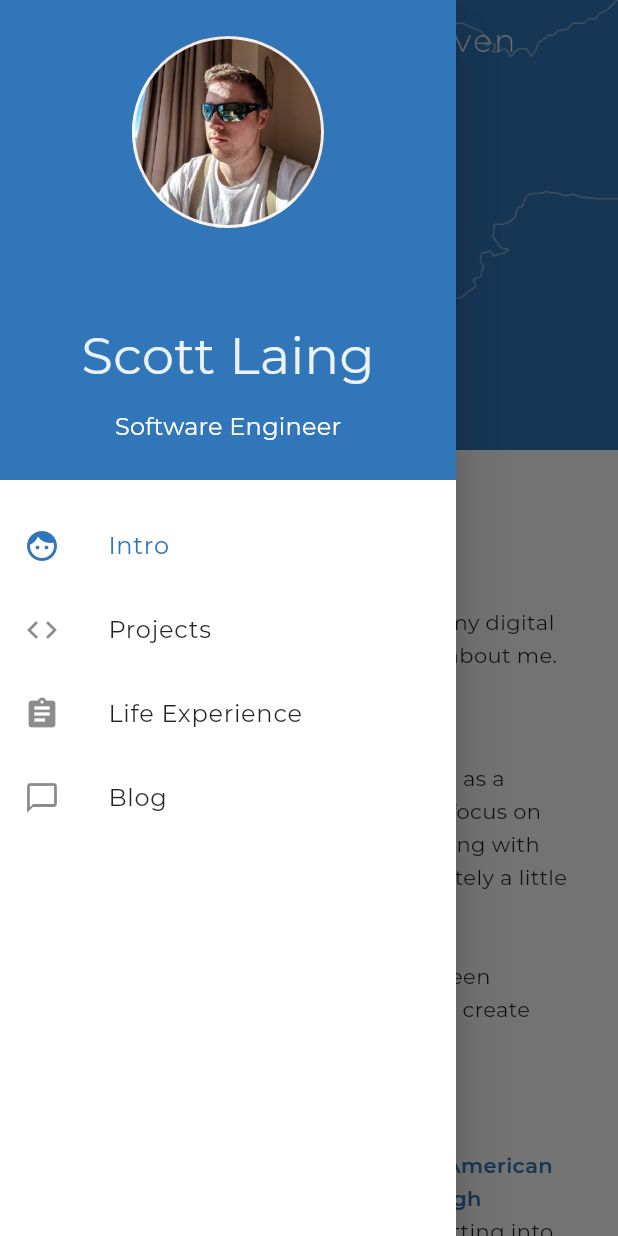
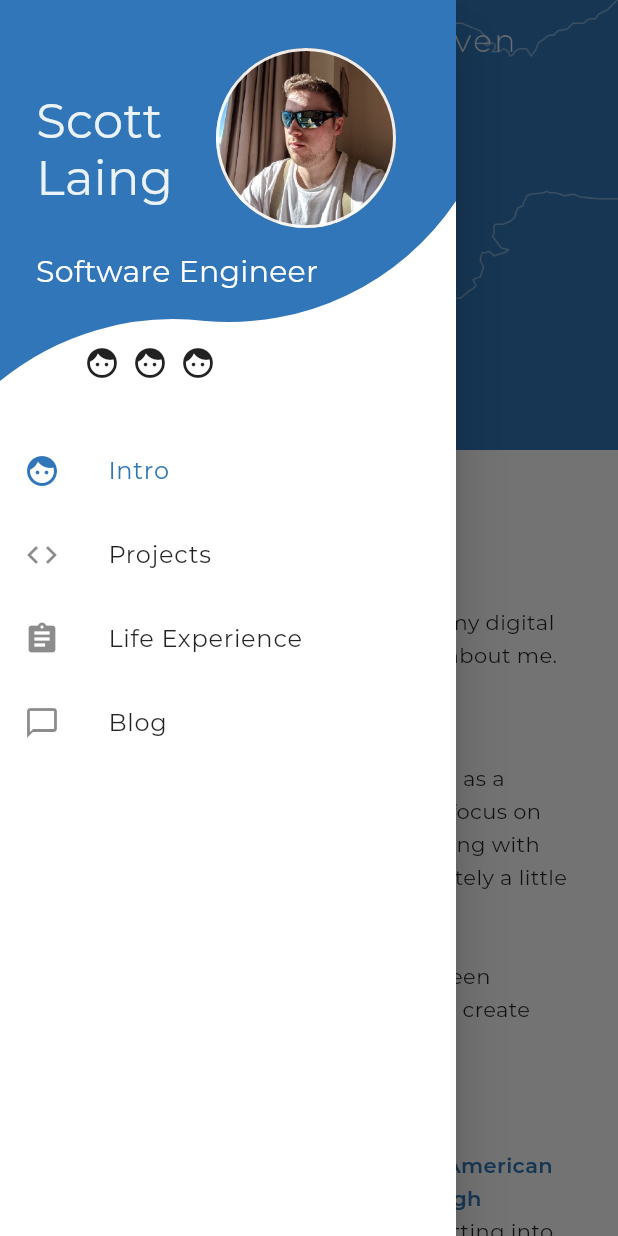
Before and after one commit to fifersheep/portfolio, a Flutter app: the screen it shows after launch, with the side drawer open, on a phone screen of 412 x 824 dp. Run offline on Flutter 3.47's test engine with Material 2 defaults, Android fonts, the phone set to English and light mode, and no system bars; our stand-ins replace auto_route, bloc, cloud_firestore, dartz, flutter_bloc, freezed_annotation and 3 more; accounts and stored records are empty.

Commit message:
add curve painter to nav header and adjust layout

```diff
--- a/lib/presentation/constants/strings.dart
+++ b/lib/presentation/constants/strings.dart
@@ -14,7 +14,7 @@ class Strings extends InheritedWidget {
 
   String get appTitle => 'Scott Laing - Portfolio';
 
-  String get navHeaderTitle => 'Scott Laing';
+  String get navHeaderTitle => 'Scott\nLaing';
   String get navHeaderSubtitle => 'Software Engineer';
 
   String get navItemIntro => 'Intro';
--- a/lib/presentation/core/navigation/navigation_header.dart
+++ b/lib/presentation/core/navigation/navigation_header.dart
@@ -3,17 +3,50 @@ import 'package:portfolio/presentation/constants/colors.dart';
 import 'package:portfolio/presentation/constants/images.dart';
 import 'package:portfolio/presentation/constants/strings.dart';
 
+import 'navigation_header_painter.dart';
+
 class NavigationHeader extends StatelessWidget {
   @override
-  Widget build(BuildContext context) => Container(
-        padding: const EdgeInsets.all(24),
-        margin: const EdgeInsets.only(bottom: 16),
-        color: Theme.of(context).primaryColor,
+  Widget build(BuildContext context) => Padding(
+        padding: const EdgeInsets.only(bottom: 32),
+        child: CustomPaint(
+          painter: NavigationHeaderPainter(Theme.of(context).primaryColor),
+          child: Container(
+            padding: const EdgeInsets.only(left: 24, top: 32, right: 24),
             child: Column(
-          children: <Widget>[
+              mainAxisAlignment: MainAxisAlignment.end,
+              crossAxisAlignment: CrossAxisAlignment.start,
+              children: [
+                nameAndFace(context),
+                description(context),
+                buttonBar,
+              ],
+            ),
+          ),
+        ),
+      );
+}
+
+Widget nameAndFace(BuildContext context) => Row(
+      children: [
         Container(
-              width: 128,
-              height: 128,
+          margin: const EdgeInsets.only(top: 16),
+          child: Text(
+            Strings.of(context).navHeaderTitle,
+            style: const TextStyle(
+              fontSize: 32.0,
+              height: 1.2,
+              letterSpacing: 0.25,
+              color: ThemeColors.textOnPrimary,
+            ),
+          ),
+        ),
+        const Spacer(),
+        Padding(
+          padding: const EdgeInsets.only(right: 16),
+          child: Container(
+            width: 120,
+            height: 120,
             decoration: BoxDecoration(
               image: DecorationImage(
                   image: AssetImage(
@@ -27,12 +60,28 @@ class NavigationHeader extends StatelessWidget {
               ),
             ),
           ),
-            Container(
-                margin: const EdgeInsets.only(top: 16),
-                child: Text(Strings.of(context).navHeaderTitle,
-                    style: Theme.of(context).primaryTextTheme.headline4?.apply(color: ThemeColors.textOnPrimary))),
-            Text(Strings.of(context).navHeaderSubtitle, style: Theme.of(context).primaryTextTheme.subtitle1),
+        ),
+      ],
+    );
+
+Widget description(BuildContext context) => Padding(
+      padding: const EdgeInsets.only(top: 12, bottom: 28),
+      child: Text(Strings.of(context).navHeaderSubtitle,
+          style: Theme.of(context).primaryTextTheme.headline6?.apply(heightFactor: 0.5)),
+    );
+
+Widget buttonBar = Padding(
+  padding: const EdgeInsets.only(left: 32.0),
+  child: Row(
+    children: [
+      icon(),
+      icon(),
+      icon(),
     ],
   ),
 );
-}
+
+Widget icon() => const Padding(
+      padding: EdgeInsets.only(top: 8, right: 8),
+      child: Icon(Icons.face),
+    );
--- /dev/null
+++ b/lib/presentation/core/navigation/navigation_header_painter.dart
@@ -0,0 +1,27 @@
+import 'package:flutter/material.dart';
+
+class NavigationHeaderPainter extends CustomPainter {
+  NavigationHeaderPainter(this.color);
+
+  Color color;
+
+  @override
+  void paint(Canvas canvas, Size size) {
+    final paint = Paint()..color = color;
+
+    final double w = size.width;
+    final double h = size.height;
+
+    final path = Path()
+      ..moveTo(0, 0)
+      ..lineTo(0, h)
+      ..arcToPoint(Offset(w * 0.45, h - 40), radius: Radius.circular(w * 0.6))
+      ..arcToPoint(Offset(w, h - 120), radius: Radius.circular(w * 0.6), clockwise: false)
+      ..lineTo(size.width, 0);
+
+    canvas.drawPath(path, paint);
+  }
+
+  @override
+  bool shouldRepaint(CustomPainter oldDelegate) => false;
+}
```
Lines whose indentation alone changed are shown as unchanged.
